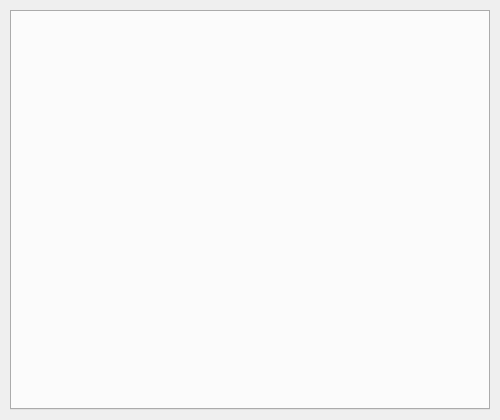
Before: the Qt Designer form widgets/librarywidget.ui in leafo/itchio-app-old, drawn with Qt 5.
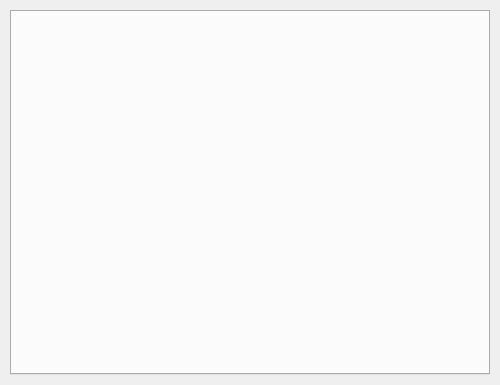
After: the same form once the commit is applied.

What changed in the file:
```diff
--- a/widgets/librarywidget.ui
+++ b/widgets/librarywidget.ui
@@ -7,7 +7,7 @@
     <x>0</x>
     <y>0</y>
     <width>500</width>
-    <height>420</height>
+    <height>385</height>
    </rect>
   </property>
   <property name="sizePolicy">
@@ -19,7 +19,7 @@
   <property name="minimumSize">
    <size>
     <width>500</width>
-    <height>420</height>
+    <height>385</height>
    </size>
   </property>
   <property name="windowTitle">
@@ -75,7 +75,7 @@
        <property name="minimumSize">
         <size>
          <width>480</width>
-         <height>400</height>
+         <height>300</height>
         </size>
        </property>
        <property name="focusPolicy">
```
